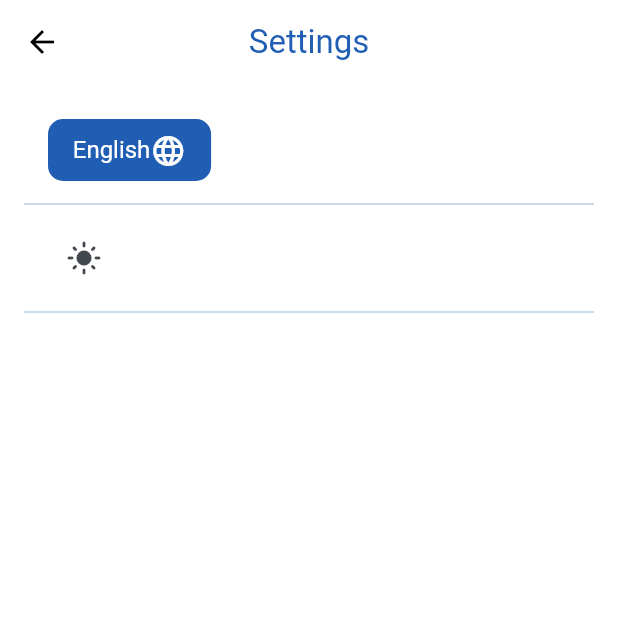
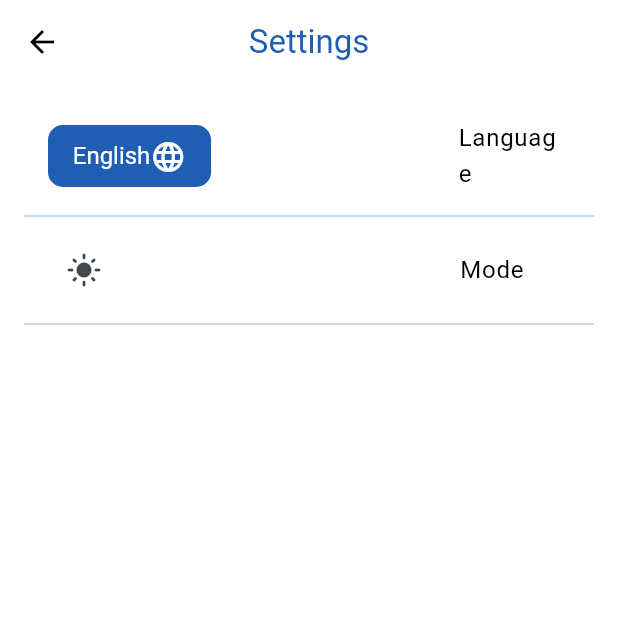
Before and after one commit to qutaiba-kot/Graduation-proj, a Flutter app: the SettingsView screen opened by its route, on a phone screen of 412 x 824 dp, the top half of it. Run offline on Flutter 3.47's test engine with Material 3 defaults, Android fonts, the phone set to English and light mode, and no system bars; our stand-ins replace audioplayers, geolocator, get, get_storage, google_maps_flutter, image_picker and 1 more; accounts and stored records are empty.

Commit message:
settings design

```diff
--- a/lib/app/AppTranslations/ar.dart
+++ b/lib/app/AppTranslations/ar.dart
@@ -119,4 +119,6 @@ const Map<String, String> ar = {
       'سيتم تسجيل الخروج من الحساب الحالي. هل تريد متابعة العملية؟',
   "Cancel": "إلغاء",
   "Call": "الإتصال",
+  "Mode" : "السمة" ,
+    "Language" : "اللغة",
 };
--- a/lib/app/AppTranslations/en.dart
+++ b/lib/app/AppTranslations/en.dart
@@ -122,4 +122,6 @@ const Map<String, String> en = {
     'You will be logged out of the existing account. Do you want to continue the process?' : 'You will be logged out of the existing account. Do you want to continue the process?' ,
     "Cancel" : "Cancel",
     "Call" : "Call",
+    "Mode" : "Mode" ,
+    "Language" : "Language",
 };
--- a/lib/app/modules/settings/views/settings_view.dart
+++ b/lib/app/modules/settings/views/settings_view.dart
@@ -1,5 +1,6 @@
 import 'package:flutter/material.dart';
 import 'package:get/get.dart';
+import 'package:maps/app/const/size.dart';
 import '../controllers/settings_controller.dart';
 import 'package:maps/app/global/language_selector.dart';
 import 'package:maps/app/global/theme_switcher.dart';
@@ -28,11 +29,14 @@ class SettingsView extends GetView<SettingsController> {
           children: [
 
             ListTile(
-              leading: LanguageSelector()
+              leading: LanguageSelector(),
+              horizontalTitleGap: getWidth(context, 0.4),
+              title: Text("Language".tr , style: TextStyle(color:Theme.of(context).colorScheme.onBackground, ),),
             ),
             Divider(color: Theme.of(context).colorScheme.primary.withOpacity(0.3)),
-
             ListTile(
+              horizontalTitleGap: getWidth(context, 0.55),
+              title: Text("Mode".tr , style: TextStyle(color:Theme.of(context).colorScheme.onBackground, ),),
               leading:ThemeSwitcher(),
             ),
             Divider(color: Theme.of(context).colorScheme.primary.withOpacity(0.3)),
```
Also changed, not shown: lib/main.dart (+5 -5 lines).
